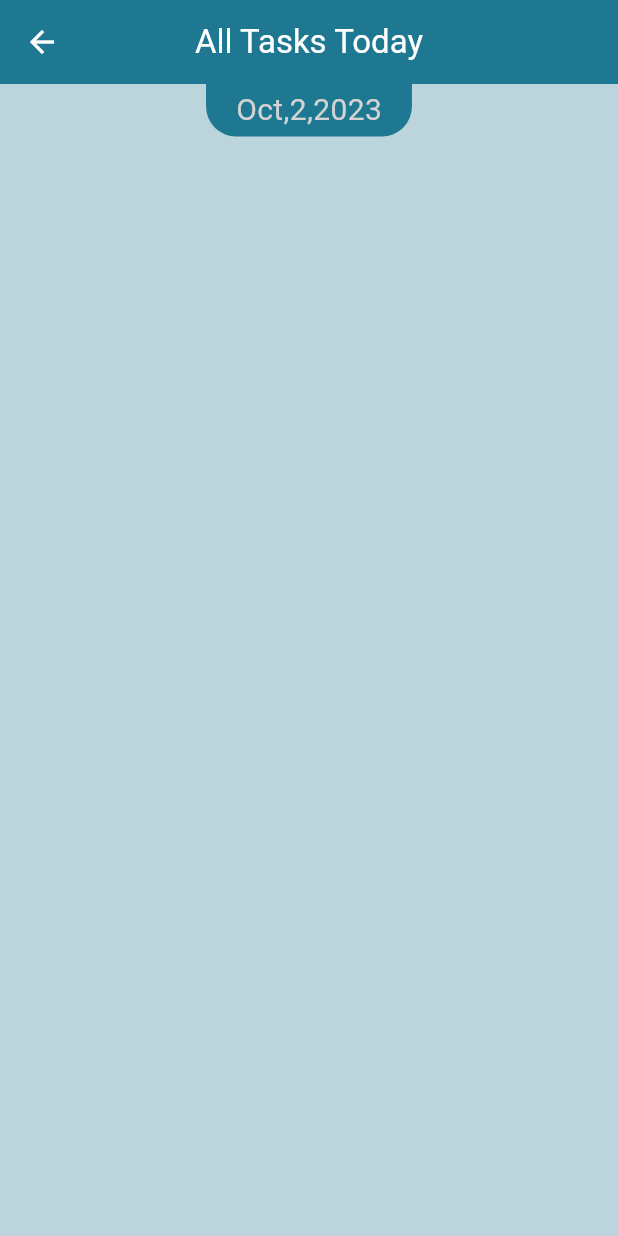
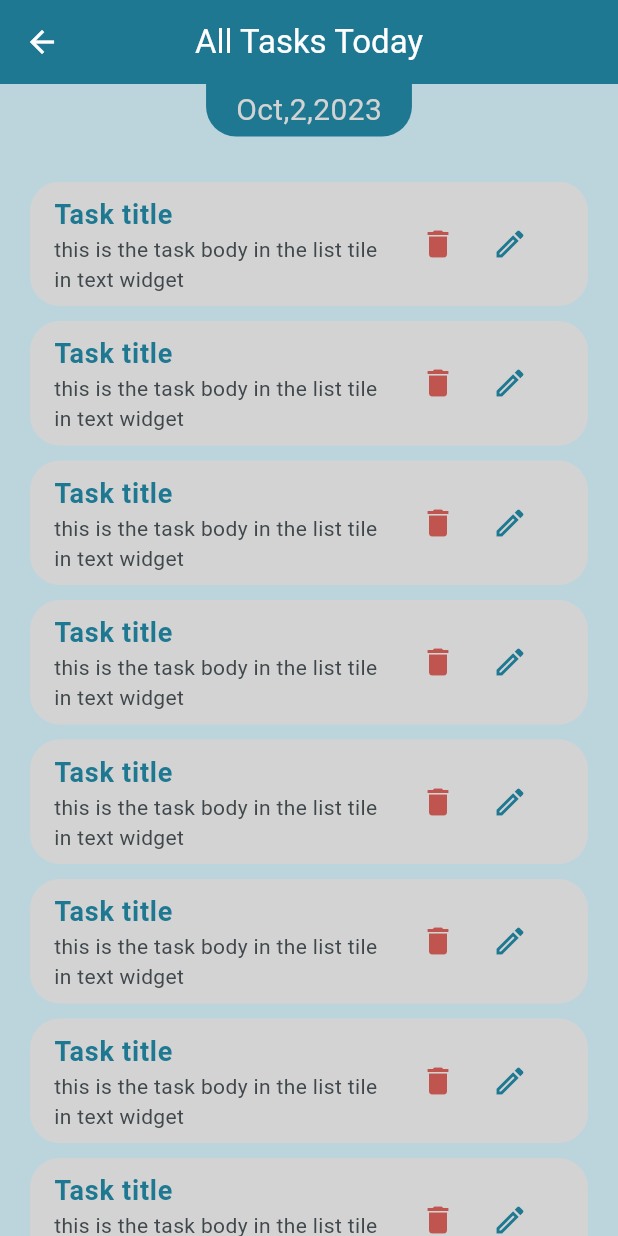
Before and after one commit to MinaYasser100/my-tasks, a Flutter app: the AllTaskTodayView screen opened by its route, on a phone screen of 412 x 824 dp. Run offline on Flutter 3.47's test engine with Material 3 defaults, Android fonts, the light colour scheme and no system bars; our stand-ins replace lottie.

Commit message:
all tasks today view

```diff
--- /dev/null
+++ b/lib/features/all_tasks_today_view/views/widgets/all_tasks_list_view.dart
@@ -0,0 +1,20 @@
+import 'package:flutter/material.dart';
+import 'all_tasks_list_view_item.dart';
+
+class AllTasksListView extends StatelessWidget {
+  const AllTasksListView({
+    super.key,
+  });
+
+  @override
+  Widget build(BuildContext context) {
+    return ListView.separated(
+        itemBuilder: (context, index) {
+          return const AllTasksListViewItem();
+        },
+        separatorBuilder: (context, index) => const SizedBox(
+              height: 10,
+            ),
+        itemCount: 12);
+  }
+}
--- /dev/null
+++ b/lib/features/all_tasks_today_view/views/widgets/all_tasks_list_view_item.dart
@@ -0,0 +1,54 @@
+import 'package:flutter/material.dart';
+import 'package:my_tasks/core/utils/constant.dart';
+
+class AllTasksListViewItem extends StatelessWidget {
+  const AllTasksListViewItem({
+    super.key,
+  });
+
+  @override
+  Widget build(BuildContext context) {
+    return Container(
+      decoration: BoxDecoration(
+        color: kLightGrey,
+        borderRadius: BorderRadius.circular(20),
+      ),
+      child: ListTile(
+        title: const Text(
+          'Task title',
+          style: TextStyle(
+            fontSize: 18.0,
+            color: kPrimaryColor,
+            fontWeight: FontWeight.bold,
+          ),
+        ),
+        subtitle: const Text(
+          'this is the task body in the list tile in text widget',
+          maxLines: 2,
+          overflow: TextOverflow.ellipsis,
+        ),
+        trailing: SizedBox(
+          width: 100,
+          child: Row(
+            children: [
+              IconButton(
+                onPressed: () {},
+                icon: const Icon(
+                  Icons.delete,
+                  color: Color.fromARGB(255, 191, 85, 78),
+                ),
+              ),
+              IconButton(
+                onPressed: () {},
+                icon: const Icon(
+                  Icons.edit_outlined,
+                  color: kPrimaryColor,
+                ),
+              ),
+            ],
+          ),
+        ),
+      ),
+    );
+  }
+}
--- a/lib/features/all_tasks_today_view/views/widgets/all_tasks_today_view_body.dart
+++ b/lib/features/all_tasks_today_view/views/widgets/all_tasks_today_view_body.dart
@@ -1,6 +1,6 @@
 import 'package:flutter/material.dart';
-
 import 'all_tasks_date_today.dart';
+import 'all_tasks_list_view.dart';
 
 class AllTasksTodayViewBody extends StatelessWidget {
   const AllTasksTodayViewBody({super.key});
@@ -13,6 +13,14 @@ class AllTasksTodayViewBody extends StatelessWidget {
           alignment: Alignment.center,
           child: AllTasksDateToday(),
         ),
+        SizedBox(
+          height: 30,
+        ),
+        Expanded(
+            child: Padding(
+          padding: EdgeInsets.symmetric(horizontal: 20.0),
+          child: AllTasksListView(),
+        ))
       ],
     );
   }
```
